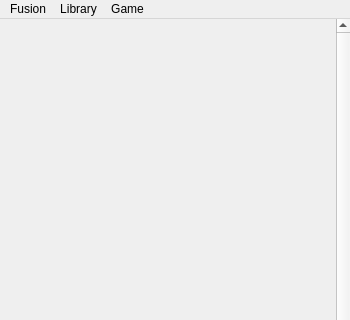
FusionLauncher/FusionClient, file mainwindow.ui: the form before one commit; both pictures show x 0 to 350 and y 0 to 320 of the 350 by 527 pixel window.
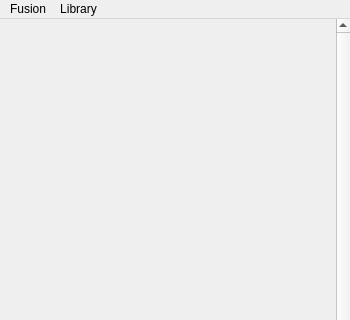
The form after the commit.

Patch:
```diff
--- a/mainwindow.ui
+++ b/mainwindow.ui
@@ -85,15 +85,8 @@
     <addaction name="libAddGameAction"/>
     <addaction name="libAddLibAction"/>
    </widget>
-   <widget class="QMenu" name="menuGame">
-    <property name="title">
-     <string>Game</string>
-    </property>
-    <addaction name="actionGet_Info"/>
-   </widget>
    <addaction name="menuFusion"/>
    <addaction name="menuLibrary"/>
-   <addaction name="menuGame"/>
   </widget>
   <action name="removeDatabaseAction">
    <property name="text">
```
